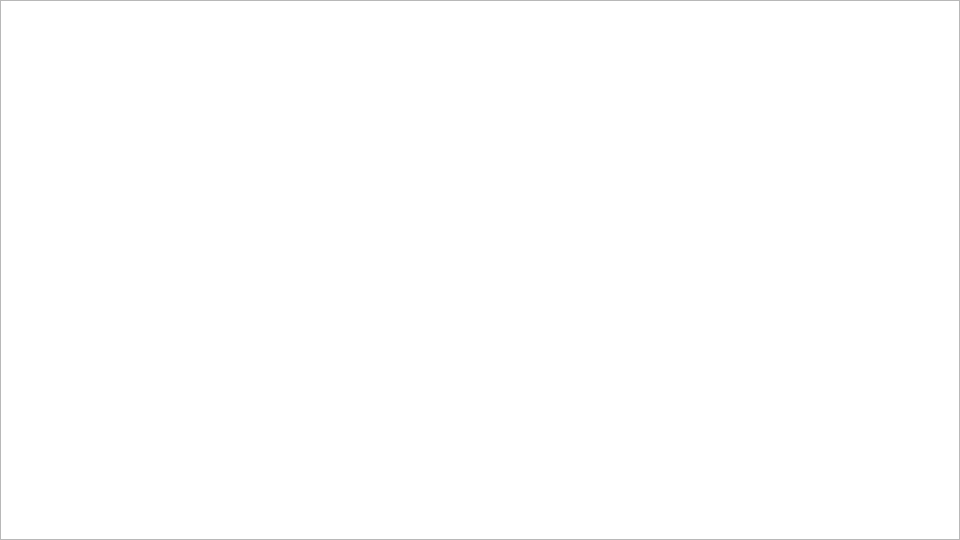
Above: mainwindow.ui from klare0216/pd2-Angrybird before the change. Below: the same form after it.
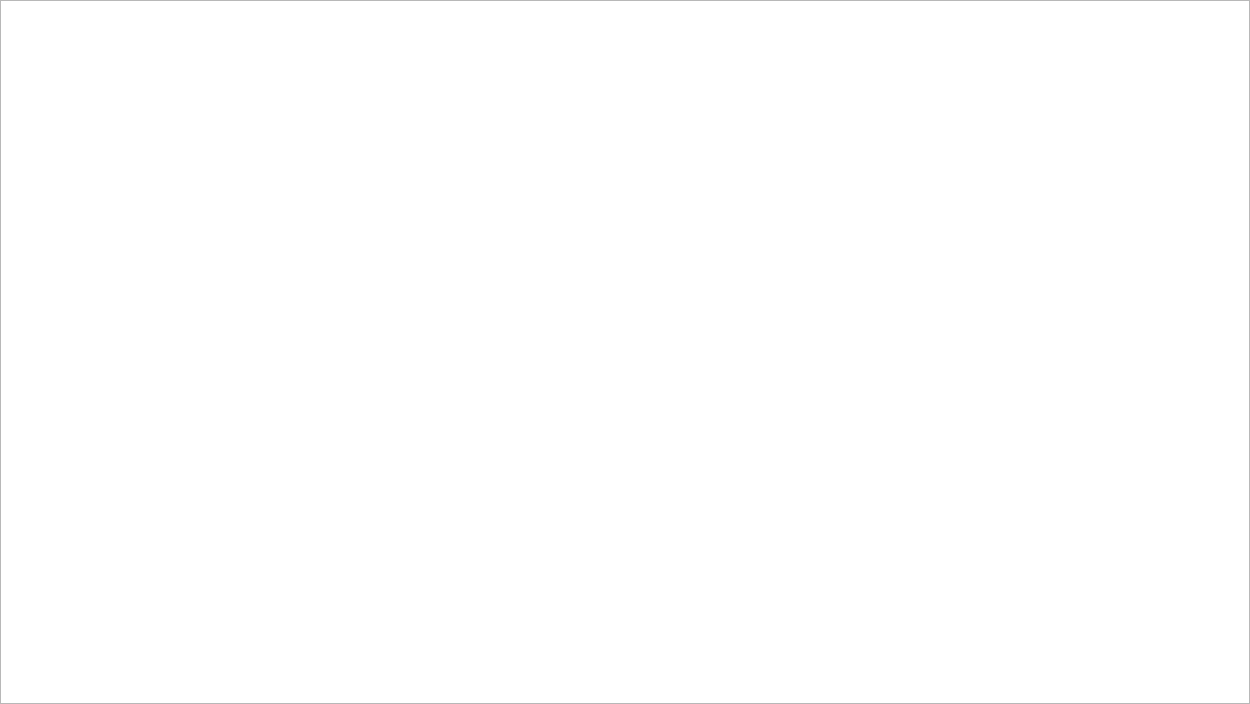
That is the form after the change.

Diff of the .ui file:
```diff
--- a/mainwindow.ui
+++ b/mainwindow.ui
@@ -6,8 +6,8 @@
    <rect>
     <x>0</x>
     <y>0</y>
-    <width>960</width>
-    <height>540</height>
+    <width>1250</width>
+    <height>704</height>
    </rect>
   </property>
   <property name="sizePolicy">
@@ -18,14 +18,20 @@
   </property>
   <property name="minimumSize">
    <size>
-    <width>960</width>
-    <height>540</height>
+    <width>1250</width>
+    <height>704</height>
    </size>
   </property>
   <property name="maximumSize">
    <size>
-    <width>960</width>
-    <height>540</height>
+    <width>1250</width>
+    <height>704</height>
+   </size>
+  </property>
+  <property name="sizeIncrement">
+   <size>
+    <width>0</width>
+    <height>0</height>
    </size>
   </property>
   <property name="windowTitle">
@@ -49,7 +55,11 @@
      <number>0</number>
     </property>
     <item>
-     <widget class="QGraphicsView" name="graphicsView"/>
+     <widget class="QGraphicsView" name="graphicsView">
+      <property name="enabled">
+       <bool>true</bool>
+      </property>
+     </widget>
     </item>
    </layout>
   </widget>
```
Left out of the diff: 2 changed lines with no effect on the pictures.
